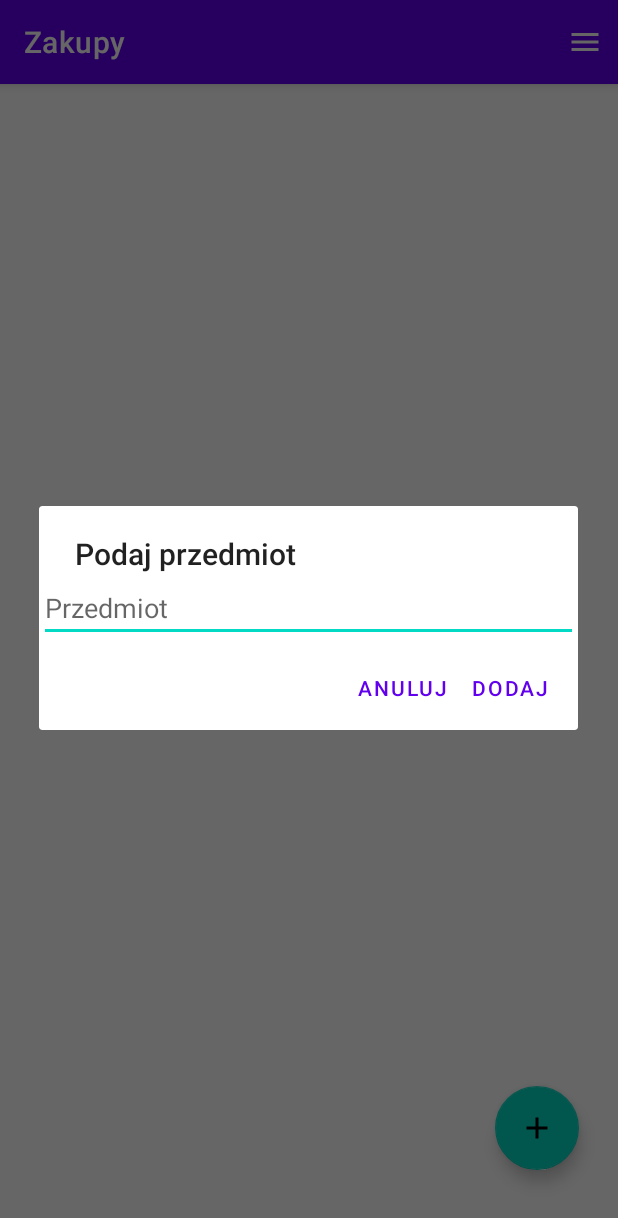
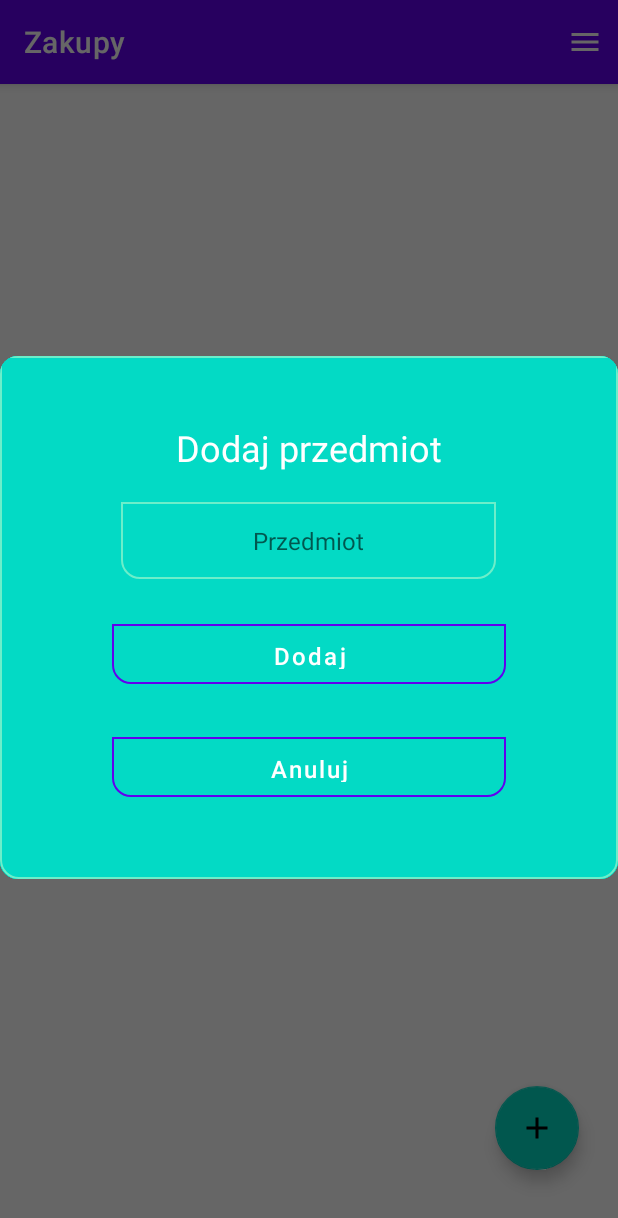
Before and after one commit to cyziek/PUM_Todo_list, an Android app: the Zakupy screen opened through its navigation route, after a tap on an icon or button, on a phone screen of 412 x 824 dp. Shown: the top 1218 px of the screen. Run offline under Robolectric (Android 15) with nearby library versions, the phone set to English and light mode, and no system bars; our stand-ins replace navigation-ui.

Commit message:
AlertDialog

```diff
--- a/app/src/main/java/com/example/aplikacjazarzadzaniazadaniami/Zakupy.kt
+++ b/app/src/main/java/com/example/aplikacjazarzadzaniazadaniami/Zakupy.kt
@@ -1,27 +1,14 @@
 package com.example.aplikacjazarzadzaniazadaniami
 
+import android.app.AlertDialog
 import android.os.Bundle
-import androidx.fragment.app.Fragment
 import android.view.LayoutInflater
 import android.view.View
 import android.view.ViewGroup
-import androidx.navigation.ui.AppBarConfiguration
-import com.example.aplikacjazarzadzaniazadaniami.databinding.ActivityMainBinding
+import android.widget.Button
+import androidx.fragment.app.Fragment
+import androidx.recyclerview.widget.LinearLayoutManager
 import com.example.aplikacjazarzadzaniazadaniami.databinding.ZakupyBinding
-import android.R
-import android.app.AlertDialog
-import android.widget.Toolbar
-import androidx.recyclerview.widget.LinearLayoutManager
-import com.google.gson.Gson
-import com.google.gson.reflect.TypeToken
-import java.io.File
-import java.io.FileReader
-import java.text.SimpleDateFormat
-import kotlin.random.Random
-import android.content.DialogInterface
-import android.text.InputType
-import android.view.ContextThemeWrapper
-import android.widget.EditText
 
 
 class Zakupy : Fragment() {
@@ -50,24 +37,34 @@ class Zakupy : Fragment() {
         binding.rec1.setHasFixedSize(true)
 
         binding.fab1.setOnClickListener{
-            val alert: AlertDialog.Builder = AlertDialog.Builder(ContextThemeWrapper(this.context, R.style.ThemeOverlay_Material_Dialog_Alert))
-            alert.setTitle("Podaj przedmiot")
 
-            val input = EditText(this.context)
-            input.hint = "Przedmiot"
-            input.inputType = InputType.TYPE_CLASS_TEXT
-            alert.setView(input)
+            val builder = AlertDialog.Builder(this.context,R.style.AlertDialogCustom)
+                .create()
+            val view = layoutInflater.inflate(R.layout.custom_dialog,null)
+            val  button = view.findViewById<Button>(R.id.dialogDismiss_button)
+            builder.setView(view)
+            button.setOnClickListener {
+                builder.dismiss()
+            }
+            builder.setCanceledOnTouchOutside(false)
+            builder.show()
 
-            alert.setPositiveButton(
-                "Dodaj",
-                DialogInterface.OnClickListener { dialog, whichButton ->
-                    //Your action here
-                })
-
-            alert.setNegativeButton("Anuluj",
-                DialogInterface.OnClickListener { dialog, whichButton -> })
-
-            alert.show()
+//            alert.setTitle("Podaj przedmiot")
+//            val input = EditText(this.context)
+//            input.hint = "Przedmiot"
+//            input.inputType = InputType.TYPE_CLASS_TEXT
+//            alert.setView(input)
+//
+//            alert.setPositiveButton(
+//                "Dodaj",
+//                DialogInterface.OnClickListener { dialog, whichButton ->
+//                    //Your action here
+//                })
+//
+//            alert.setNegativeButton("Anuluj",
+//                DialogInterface.OnClickListener { dialog, whichButton -> })
+//
+//            alert.show()
 //                val index = 0;
 //
 //                val newItem = CardViewZakupy(
@@ -90,7 +87,7 @@ class Zakupy : Fragment() {
 //            )
 //            list += item
 //        }
-////                count++
+//                count++
 //        return list
 //    }
 
--- /dev/null
+++ b/app/src/main/res/drawable/rounded_corner.xml
@@ -0,0 +1,8 @@
+<shape xmlns:android="http://schemas.android.com/apk/res/android">
+
+    <solid
+        android:color="@android:color/white"/>
+    <corners
+        android:radius="12dp"/>
+
+</shape>
--- /dev/null
+++ b/app/src/main/res/layout/custom_dialog.xml
@@ -0,0 +1,58 @@
+<RelativeLayout xmlns:android="http://schemas.android.com/apk/res/android"
+    android:layout_width="match_parent"
+    android:layout_height="wrap_content"
+    android:background="@drawable/edit_text_style">
+
+    <LinearLayout
+        android:layout_width="match_parent"
+        android:layout_height="wrap_content"
+        android:layout_marginStart="30dp"
+        android:layout_marginTop="30dp"
+        android:layout_marginEnd="30dp"
+        android:layout_marginBottom="30dp"
+        android:orientation="vertical">
+
+        <TextView
+            android:layout_width="wrap_content"
+            android:layout_height="wrap_content"
+            android:layout_gravity="center"
+            android:text="Dodaj przedmiot"
+            android:textColor="@color/white"
+            android:textSize="24sp" />
+
+        <EditText
+            android:layout_width="250dp"
+            android:layout_height="wrap_content"
+            android:layout_marginTop="20dp"
+            android:layout_gravity="center"
+            android:hint="Przedmiot"
+            android:textAlignment="center"
+            android:textColor="@color/black"
+            android:background="@drawable/edit_text_style"
+            android:textSize="16sp" />
+
+        <Button
+            android:id="@+id/dialogDismiss_button"
+            android:layout_width="match_parent"
+            android:layout_height="40dp"
+            android:layout_margin="30dp"
+            android:text="Dodaj"
+            android:textAllCaps="false"
+            android:textColor="@color/white"
+            android:background="@drawable/edit_text_style"
+            android:textSize="16sp" />
+        <Button
+            android:id="@+id/dialogAccept_button"
+            android:layout_width="match_parent"
+            android:layout_height="40dp"
+            android:layout_marginTop="5dp"
+            android:layout_marginBottom="10dp"
+            android:layout_marginStart="30dp"
+            android:layout_marginEnd="30dp"
+            android:text="Anuluj"
+            android:textAllCaps="false"
+            android:textColor="@color/white"
+            android:background="@drawable/edit_text_style"
+            android:textSize="16sp" />
+    </LinearLayout>
+</RelativeLayout>
--- /dev/null
+++ b/app/src/main/res/values/dialogStyle.xml
@@ -0,0 +1,10 @@
+<?xml version="1.0" encoding="utf-8"?>
+<resources>
+    <style name="AlertDialogCustom" parent="@android:style/Theme.Material.Dialog">
+        <item name="android:textColor">@android:color/white</item>
+        <item name="android:textStyle">bold</item>
+        <item name="android:headerDividersEnabled">true</item>
+        <item name="android:background">@color/teal_200</item>
+        <item name="android:windowBackground">@drawable/rounded_corner</item>
+    </style>
+</resources>
--- a/app/src/main/res/values/themes.xml
+++ b/app/src/main/res/values/themes.xml
@@ -35,7 +35,4 @@
 
     <style name="Theme.AplikacjaZarzadzaniaZadaniami.PopupOverlay" parent="ThemeOverlay.AppCompat.Light" />
 
-    <style name="Theme.AplikacjaZarzadzaniaZadaniami.AlertDialogTheme">
-        <item name="android:background">@drawable/ic_launcher_background</item>
-    </style>
 </resources>
```
